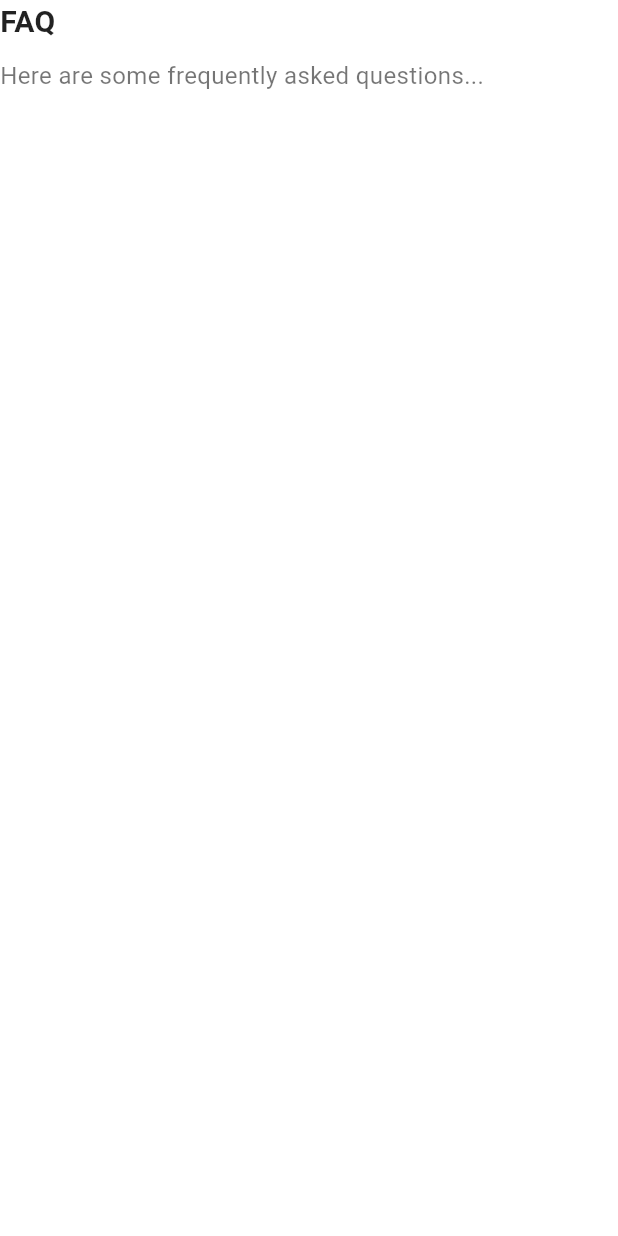
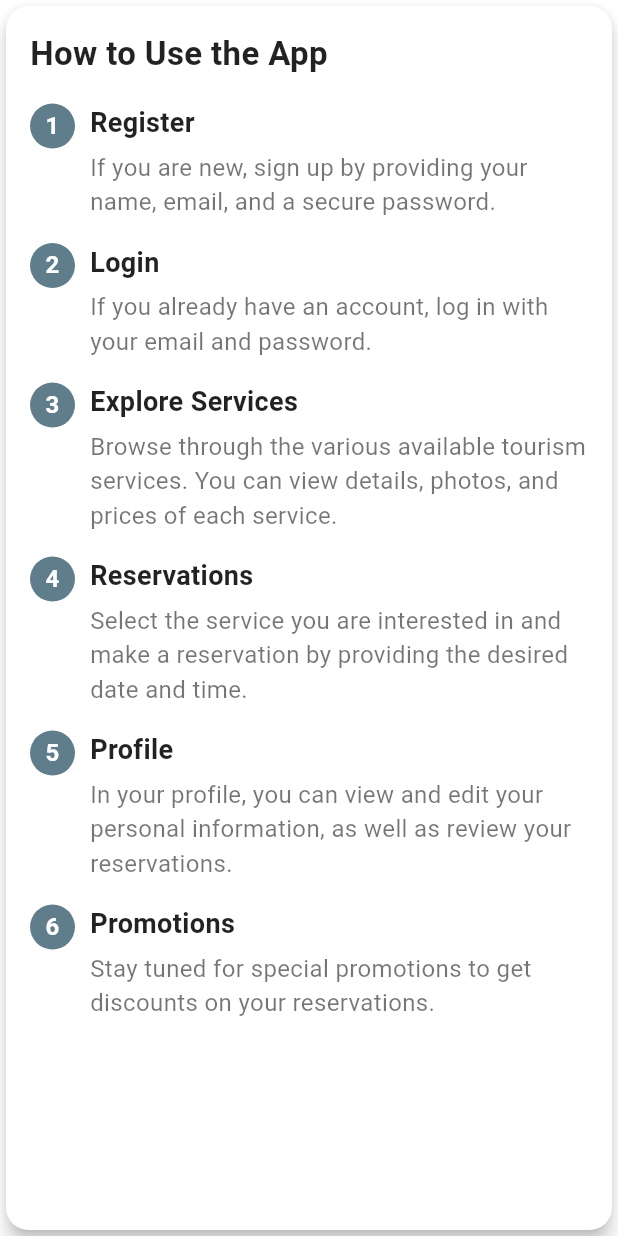
Before and after one commit to soysomon/Pathi_app, a Flutter app: the HelpCenterSection widget shown alone on an empty page, opened directly, on a phone screen of 412 x 824 dp. Run offline on Flutter 3.47's test engine with Material 3 defaults, Android fonts, the phone set to English and light mode, and no system bars; our stand-ins replace cached_network_image, carousel_slider, flutter_dotenv, flutter_svg, font_awesome_flutter, google_fonts and 4 more; missing offline and left inert: flutter_braintree; accounts and stored records are empty; network calls fail; project files that could hold a hidden picture were left out.

Commit message:
Enhance Help Center with step-by-step usage guide and improved layout; update contact information and styling

```diff
--- a/frontend/app_turistica_front/lib/screens/helpcenter/help_center.dart
+++ b/frontend/app_turistica_front/lib/screens/helpcenter/help_center.dart
@@ -30,13 +30,53 @@ class HelpContent extends StatelessWidget {
         HelpCenterHeader(),
         SizedBox(height: 20),
         HelpCenterSection(
-          title: 'FAQ',
-          content: 'Here are some frequently asked questions...',
+          title: 'How to Use the App',
+          content: Column(
+            crossAxisAlignment: CrossAxisAlignment.start,
+            children: [
+              HelpCenterStep(
+                stepNumber: '1',
+                stepTitle: 'Register',
+                stepDescription: 'If you are new, sign up by providing your name, email, and a secure password.',
+              ),
+              HelpCenterStep(
+                stepNumber: '2',
+                stepTitle: 'Login',
+                stepDescription: 'If you already have an account, log in with your email and password.',
+              ),
+              HelpCenterStep(
+                stepNumber: '3',
+                stepTitle: 'Explore Services',
+                stepDescription: 'Browse through the various available tourism services. You can view details, photos, and prices of each service.',
+              ),
+              HelpCenterStep(
+                stepNumber: '4',
+                stepTitle: 'Reservations',
+                stepDescription: 'Select the service you are interested in and make a reservation by providing the desired date and time.',
+              ),
+              HelpCenterStep(
+                stepNumber: '5',
+                stepTitle: 'Profile',
+                stepDescription: 'In your profile, you can view and edit your personal information, as well as review your reservations.',
+              ),
+              HelpCenterStep(
+                stepNumber: '6',
+                stepTitle: 'Promotions',
+                stepDescription: 'Stay tuned for special promotions to get discounts on your reservations.',
+              ),
+            ],
+          ),
         ),
         Divider(),
         HelpCenterSection(
           title: 'Contact Us',
-          content: 'If you have any questions, feel free to contact us...',
+          content: Text(
+            'If you have any questions or need assistance, feel free to contact us. You can send us an email at:\n\npathi@gmail.com',
+            style: TextStyle(
+              fontSize: 16,
+              color: Colors.black54,
+            ),
+          ),
         ),
       ],
     );
@@ -46,12 +86,14 @@ class HelpContent extends StatelessWidget {
 class HelpCenterHeader extends StatelessWidget {
   @override
   Widget build(BuildContext context) {
-    return Text(
+    return Center(
+      child: Text(
         'Welcome to the Help Center',
         style: TextStyle(
-        fontSize: 24,
+          fontSize: 28,
           fontWeight: FontWeight.bold,
           color: Colors.blueGrey,
+        ),
       ),
     );
   }
@@ -59,33 +101,94 @@ class HelpCenterHeader extends StatelessWidget {
 
 class HelpCenterSection extends StatelessWidget {
   final String title;
-  final String content;
+  final Widget content;
 
   HelpCenterSection({required this.title, required this.content});
 
   @override
   Widget build(BuildContext context) {
-    return Column(
+    return Card(
+      elevation: 5,
+      shape: RoundedRectangleBorder(
+        borderRadius: BorderRadius.circular(15),
+      ),
+      child: Padding(
+        padding: const EdgeInsets.all(16.0),
+        child: Column(
           crossAxisAlignment: CrossAxisAlignment.start,
           children: [
             Text(
               title,
               style: TextStyle(
-            fontSize: 20,
+                fontSize: 22,
                 fontWeight: FontWeight.bold,
                 color: Colors.black87,
               ),
             ),
             SizedBox(height: 10),
+            content,
+          ],
+        ),
+      ),
+    );
+  }
+}
+
+class HelpCenterStep extends StatelessWidget {
+  final String stepNumber;
+  final String stepTitle;
+  final String stepDescription;
+
+  HelpCenterStep({
+    required this.stepNumber,
+    required this.stepTitle,
+    required this.stepDescription,
+  });
+
+  @override
+  Widget build(BuildContext context) {
+    return Padding(
+      padding: const EdgeInsets.symmetric(vertical: 8.0),
+      child: Row(
+        crossAxisAlignment: CrossAxisAlignment.start,
+        children: [
+          CircleAvatar(
+            radius: 15,
+            backgroundColor: Colors.blueGrey,
+            child: Text(
+              stepNumber,
+              style: TextStyle(
+                color: Colors.white,
+                fontWeight: FontWeight.bold,
+              ),
+            ),
+          ),
+          SizedBox(width: 10),
+          Expanded(
+            child: Column(
+              crossAxisAlignment: CrossAxisAlignment.start,
+              children: [
                 Text(
-          content,
+                  stepTitle,
+                  style: TextStyle(
+                    fontSize: 18,
+                    fontWeight: FontWeight.bold,
+                    color: Colors.black87,
+                  ),
+                ),
+                SizedBox(height: 5),
+                Text(
+                  stepDescription,
                   style: TextStyle(
                     fontSize: 16,
                     color: Colors.black54,
                   ),
                 ),
-        SizedBox(height: 20),
               ],
+            ),
+          ),
+        ],
+      ),
     );
   }
 }
```
Lines whose indentation alone changed are shown as unchanged.
